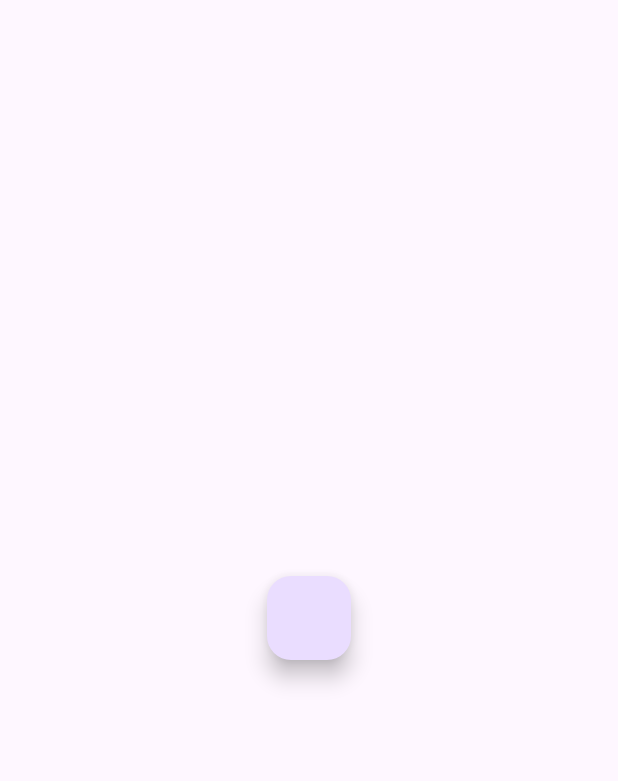
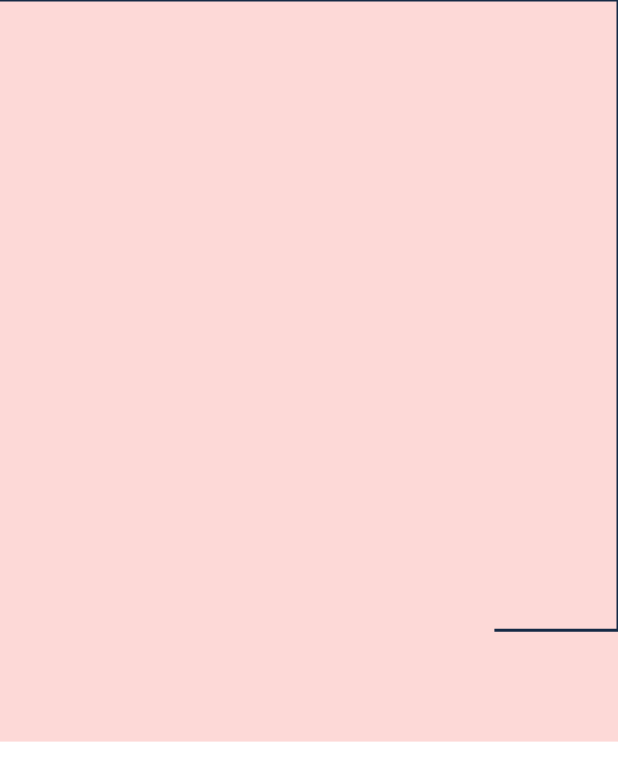
Before and after one commit to macsDevelop008/my-task-hub, a Flutter app: the screen it shows after launch, on a phone screen of 412 x 824 dp. Shown: the top 781 px of the screen. Run offline on Flutter 3.47's test engine with Material 3 defaults, Android fonts, the phone set to English and light mode, and no system bars; our stand-ins replace flutter_dotenv, go_router; project files that could hold a hidden picture were left out.

Commit message:
Se avanza en la construcción del fondo inicial

```diff
--- a/my_day_task/lib/configuration/constants/app_colors.dart
+++ b/my_day_task/lib/configuration/constants/app_colors.dart
@@ -1,6 +1,39 @@
 import 'package:flutter/material.dart';
 
-class AppColorsLight {
+bool testColorLight = true;
+
+class AppColors {
+  static Color background1 =
+      testColorLight ? _AppColorsLight.background1 : _AppColorsDark.background1;
+  static Color background2 =
+      testColorLight ? _AppColorsLight.background2 : _AppColorsDark.background2;
+  static Color background3 =
+      testColorLight ? _AppColorsLight.background3 : _AppColorsDark.background3;
+
+  static Color button1 =
+      testColorLight ? _AppColorsLight.button1 : _AppColorsDark.button1;
+  static Color button2_1 =
+      testColorLight ? _AppColorsLight.button2_1 : _AppColorsDark.button2_1;
+  static Color button2_2 =
+      testColorLight ? _AppColorsLight.button2_2 : _AppColorsDark.button2_2;
+  static Color button3_1 =
+      testColorLight ? _AppColorsLight.button3_1 : _AppColorsDark.button3_1;
+  static Color button3_2 =
+      testColorLight ? _AppColorsLight.button3_2 : _AppColorsDark.button3_2;
+
+  static Color text1 =
+      testColorLight ? _AppColorsLight.text1 : _AppColorsDark.text1;
+  static Color text2 =
+      testColorLight ? _AppColorsLight.text2 : _AppColorsDark.text2;
+  static Color text3 =
+      testColorLight ? _AppColorsLight.text3 : _AppColorsDark.text3;
+  static Color text4 =
+      testColorLight ? _AppColorsLight.text4 : _AppColorsDark.text4;
+  static Color text5 =
+      testColorLight ? _AppColorsLight.text5 : _AppColorsDark.text5;
+}
+
+class _AppColorsLight {
   static Color background1 = const Color.fromARGB(255, 21, 42, 69);
   static Color background2 = const Color.fromARGB(255, 24, 48, 76);
   static Color background3 = const Color.fromARGB(255, 255, 255, 255);
@@ -18,20 +51,20 @@ class AppColorsLight {
   static Color text5 = const Color.fromARGB(255, 251, 182, 179);
 }
 
-class AppColorsDark {
-  static Color background1Dark = const Color.fromARGB(255, 10, 20, 30);
-  static Color background2Dark = const Color.fromARGB(255, 15, 30, 45);
-  static Color background3Dark = const Color.fromARGB(255, 18, 18, 18);
+class _AppColorsDark {
+  static Color background1 = const Color.fromARGB(255, 10, 20, 30);
+  static Color background2 = const Color.fromARGB(255, 15, 30, 45);
+  static Color background3 = const Color.fromARGB(255, 18, 18, 18);
 
-  static Color button1Dark = const Color.fromARGB(255, 201, 92, 89);
-  static Color button2_1Dark = const Color.fromARGB(255, 200, 40, 35);
-  static Color button2_2Dark = const Color.fromARGB(255, 215, 100, 90);
-  static Color button3_1Dark = const Color.fromARGB(255, 4, 155, 58);
-  static Color button3_2Dark = const Color.fromARGB(255, 8, 160, 90);
+  static Color button1 = const Color.fromARGB(255, 201, 92, 89);
+  static Color button2_1 = const Color.fromARGB(255, 200, 40, 35);
+  static Color button2_2 = const Color.fromARGB(255, 215, 100, 90);
+  static Color button3_1 = const Color.fromARGB(255, 4, 155, 58);
+  static Color button3_2 = const Color.fromARGB(255, 8, 160, 90);
 
-  static Color text1Dark = const Color.fromARGB(255, 255, 255, 255);
-  static Color text2Dark = const Color.fromARGB(255, 240, 240, 240);
-  static Color text3Dark = const Color.fromARGB(255, 150, 150, 150);
-  static Color text4Dark = const Color.fromARGB(255, 70, 140, 155);
-  static Color text5Dark = const Color.fromARGB(255, 201, 92, 89);
+  static Color text1 = const Color.fromARGB(255, 255, 255, 255);
+  static Color text2 = const Color.fromARGB(255, 240, 240, 240);
+  static Color text3 = const Color.fromARGB(255, 150, 150, 150);
+  static Color text4 = const Color.fromARGB(255, 70, 140, 155);
+  static Color text5 = const Color.fromARGB(255, 201, 92, 89);
 }
--- a/my_day_task/lib/configuration/routes/router.dart
+++ b/my_day_task/lib/configuration/routes/router.dart
@@ -5,6 +5,29 @@ final appRouter = GoRouter(initialLocation: InitialScreen.path, routes: [
   //! Modulo - inicial
   GoRoute(
     path: InitialScreen.path,
-    builder: (context, state) => const InitialScreen(),
-  )
+    name: InitialScreen.name,
+    //builder: (context, state) => const InitialScreen(),
+    pageBuilder: (context, state) {
+      return CustomTransitionPage(
+        child: const InitialScreen(),
+        transitionsBuilder: (context, animation, secondaryAnimation, child) {
+          return child; // Sin animación
+        },
+      );
+    },
+  ),
+  //! Modulo - LogIn
+  GoRoute(
+    path: LogInScreen.path,
+    name: LogInScreen.name,
+    //builder: (context, state) => const InitialScreen(),
+    pageBuilder: (context, state) {
+      return CustomTransitionPage(
+        child: const LogInScreen(),
+        transitionsBuilder: (context, animation, secondaryAnimation, child) {
+          return child; // Sin animación
+        },
+      );
+    },
+  ),
 ]);
--- a/my_day_task/lib/presentation/00-initial/screens/initial_screen.dart
+++ b/my_day_task/lib/presentation/00-initial/screens/initial_screen.dart
@@ -1,4 +1,5 @@
 import 'package:flutter/material.dart';
+import 'package:go_router/go_router.dart';
 import 'package:my_day_task/presentation/presentation.dart';
 
 class InitialScreen extends StatelessWidget {
@@ -15,10 +16,7 @@ class InitialScreen extends StatelessWidget {
         children: [
           //! Fondo
           InitialBackgroundView(),
-          Text('data1'),
-          FloatingActionButton(
-            onPressed: () {},
-          )
+
           //! Vista imagen animada
           //! Vista texto información
           //! Vista botones
--- a/my_day_task/lib/presentation/00-initial/views/initial_background_view.dart
+++ b/my_day_task/lib/presentation/00-initial/views/initial_background_view.dart
@@ -1,5 +1,7 @@
 import 'package:flutter/material.dart';
+import 'package:my_day_task/configuration/constants/app_colors.dart';
 import 'package:my_day_task/configuration/statics/size_app.dart';
+import 'package:my_day_task/presentation/presentation.dart';
 
 class InitialBackgroundView extends StatelessWidget {
   const InitialBackgroundView({super.key});
@@ -14,10 +16,20 @@ class InitialBackgroundView extends StatelessWidget {
       height: heightBase,
       width: widthBase,
       child: Stack(
-        alignment: Alignment.center,
+        alignment: Alignment.topCenter,
         children: [
+          //! Widget - Fondo
+          InitialBackgroundSecondWidget(
+            height: heightBase,
+            width: widthBase,
+            color: AppColors.background3,
+          ),
           //! Widget - Fondo Superior Animado
-          //! Widget - Fondo
+          InitialBackgroundFirstWidget(
+            height: heightBase * 0.6,
+            width: widthBase,
+            color: Colors.red.withValues(alpha: 0.2),
+          ),
         ],
       ),
     );
--- /dev/null
+++ b/my_day_task/lib/presentation/00-initial/widgets/initial_background_first_widget.dart
@@ -0,0 +1,27 @@
+import 'package:flutter/material.dart';
+import 'package:my_day_task/configuration/constants/app_colors.dart';
+import 'package:my_day_task/presentation/presentation.dart';
+
+class InitialBackgroundFirstWidget extends StatelessWidget {
+  const InitialBackgroundFirstWidget(
+      {super.key,
+      required this.height,
+      required this.width,
+      required this.color});
+
+  final double height;
+  final double width;
+  final Color color;
+
+  @override
+  Widget build(BuildContext context) {
+    return Container(
+      height: height,
+      width: width,
+      color: color,
+      child: CustomPaint(
+        painter: GlobalCustomTopBarWidget(color: AppColors.background1),
+      ),
+    );
+  }
+}
--- /dev/null
+++ b/my_day_task/lib/presentation/00-initial/widgets/initial_background_second_widget.dart
@@ -0,0 +1,23 @@
+import 'package:flutter/material.dart';
+
+class InitialBackgroundSecondWidget extends StatelessWidget {
+  const InitialBackgroundSecondWidget(
+      {super.key,
+      required this.height,
+      required this.width,
+      required this.color});
+
+  final double height;
+  final double width;
+  final Color color;
+
+  @override
+  Widget build(BuildContext context) {
+    return Container(
+      alignment: Alignment.center,
+      height: height,
+      width: width,
+      color: color,
+    );
+  }
+}
```
Also changed, not shown: my_day_task/lib/presentation/01-log-in/screens/log_in_screen.dart (+12 -1 lines), my_day_task/lib/presentation/global/widget/custom/global_custom_top_bar_widget.dart (added, +37 -0 lines), my_day_task/lib/presentation/presentation.dart (+8 -0 lines), 1 other file.
